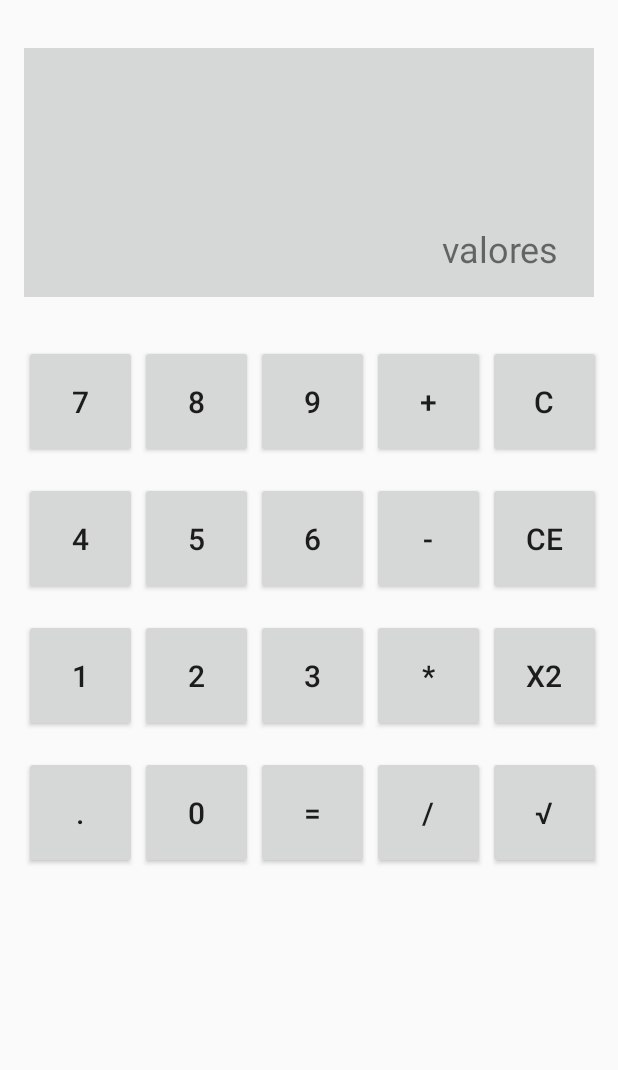
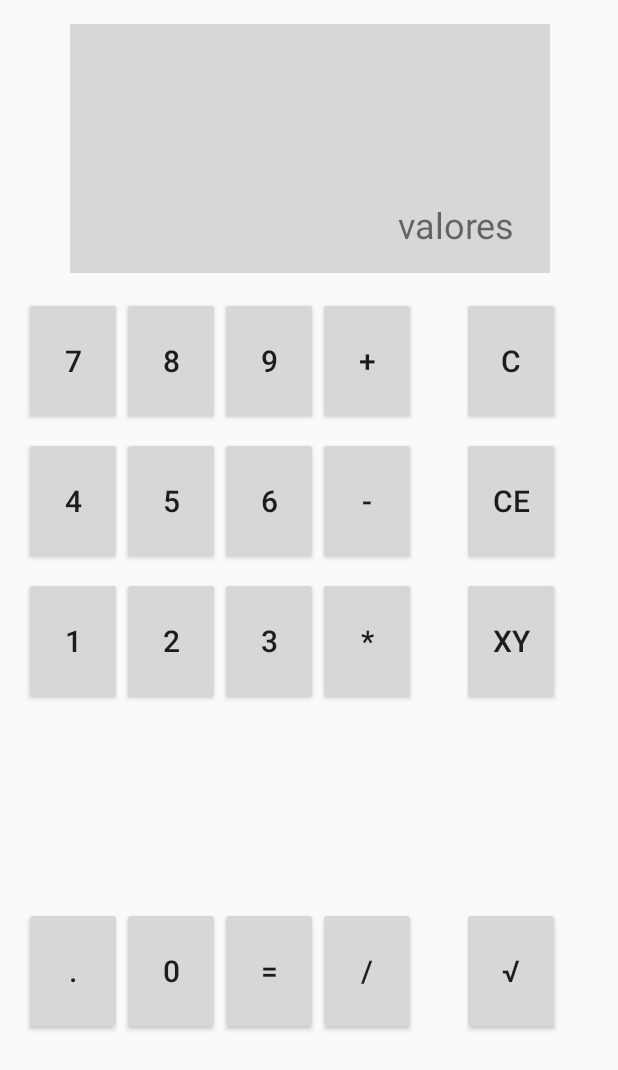
Before and after one commit to rafaelgibam/calculadoraok, an Android app: the layout activity_main.xml on its own in the app's theme, with its tools: preview values and no code run, on a phone screen of 412 x 824 dp. Shown: the top 1070 px of the screen. Run offline under Robolectric (Android 15) with nearby library versions, the phone set to English and light mode, and no system bars.

Commit message:
layout ok!

```diff
--- a/app/build.gradle
+++ b/app/build.gradle
@@ -24,7 +24,7 @@ android {
 
 dependencies {
     implementation fileTree(dir: 'libs', include: ['*.jar'])
-    implementation"org.jetbrains.kotlin:kotlin-stdlib-jre7:$kotlin_version"
+    implementation "org.jetbrains.kotlin:kotlin-stdlib-jre7:$kotlin_version"
     implementation 'com.android.support:appcompat-v7:26.1.0'
     implementation 'com.android.support.constraint:constraint-layout:1.0.2'
     testImplementation 'junit:junit:4.12'
--- a/app/src/main/AndroidManifest.xml
+++ b/app/src/main/AndroidManifest.xml
@@ -9,13 +9,17 @@
         android:roundIcon="@mipmap/ic_launcher_round"
         android:supportsRtl="true"
         android:theme="@style/AppTheme">
-        <activity android:name=".MainActivity" android:screenOrientation="portrait">
+        <activity
+            android:name=".ListActivity"
+            android:screenOrientation="portrait">
             <intent-filter>
                 <action android:name="android.intent.action.MAIN" />
 
                 <category android:name="android.intent.category.LAUNCHER" />
             </intent-filter>
         </activity>
+        <activity android:name=".MainActivity" />
+        <activity android:name=".ListSignos"></activity>
     </application>
 
 </manifest>
--- /dev/null
+++ b/app/src/main/java/br/com/desdev/calculadora/ListActivity.kt
@@ -0,0 +1,28 @@
+package br.com.desdev.calculadora
+
+import android.content.Intent
+import android.support.v7.app.AppCompatActivity
+import android.os.Bundle
+import android.widget.ArrayAdapter
+import android.widget.ListView
+import br.com.desdev.calculadora.R.id.list_view
+import kotlinx.android.synthetic.main.activity_list.*
+
+class ListActivity : AppCompatActivity() {
+
+    override fun onCreate(savedInstanceState: Bundle?) {
+        super.onCreate(savedInstanceState)
+        setContentView(R.layout.activity_list)
+        var menu = listOf("Calculadora", "Jogo Cara ou Coroa", "Sons dos Animais", "Lista dos Signos")
+
+            list_view.adapter = ArrayAdapter<String>(this,android.R.layout.simple_list_item_1, menu)
+
+
+        list_view.setOnItemClickListener { parent, view, position, id ->
+            if(position == 0){
+                var it = Intent(this, MainActivity::class.java)
+                startActivity(it)
+            }
+        }
+    }
+}
--- /dev/null
+++ b/app/src/main/res/layout/activity_list.xml
@@ -0,0 +1,15 @@
+<?xml version="1.0" encoding="utf-8"?>
+<android.support.constraint.ConstraintLayout xmlns:android="http://schemas.android.com/apk/res/android"
+    xmlns:app="http://schemas.android.com/apk/res-auto"
+    xmlns:tools="http://schemas.android.com/tools"
+    android:layout_width="match_parent"
+    android:layout_height="match_parent"
+    tools:context=".ListActivity">
+
+    <ListView
+        android:id="@+id/list_view"
+        android:layout_width="0dp"
+        android:layout_height="wrap_content"
+        tools:layout_editor_absoluteX="0dp"
+        tools:layout_editor_absoluteY="0dp" />
+</android.support.constraint.ConstraintLayout>
--- a/app/src/main/res/layout/activity_main.xml
+++ b/app/src/main/res/layout/activity_main.xml
@@ -13,11 +13,11 @@
 
         <android.support.v4.view.ViewPager
             android:id="@+id/viewPager"
-            android:layout_width="380dp"
+            android:layout_width="320dp"
             android:layout_height="166dp"
             android:layout_marginEnd="30dp"
             android:layout_marginStart="30dp"
-            android:layout_marginTop="32dp"
+            android:layout_marginTop="16dp"
             android:background="?attr/colorButtonNormal"
             app:layout_constraintEnd_toEndOf="parent"
             app:layout_constraintHorizontal_bias="0.517"
@@ -44,238 +44,240 @@
 
         <Button
             android:id="@+id/sete"
-            android:layout_width="75dp"
-            android:layout_height="75dp"
+            android:layout_width="65dp"
+            android:layout_height="85dp"
             android:layout_marginStart="16dp"
-            android:layout_marginTop="32dp"
+            android:layout_marginTop="16dp"
+            android:onClick="valores"
             android:text="7"
-            android:onClick="valores"
             android:textSize="20sp"
             app:layout_constraintStart_toStartOf="parent"
             app:layout_constraintTop_toBottomOf="@+id/viewPager" />
 
         <Button
             android:id="@+id/oito"
-            android:layout_width="75dp"
-            android:layout_height="75dp"
-            android:layout_marginStart="2dp"
-            android:layout_marginTop="32dp"
+            android:layout_width="65dp"
+            android:layout_height="85dp"
+            android:layout_marginTop="16dp"
+            android:onClick="valores"
             android:text="8"
-            android:onClick="valores"
             android:textSize="20sp"
             app:layout_constraintStart_toEndOf="@+id/sete"
             app:layout_constraintTop_toBottomOf="@+id/viewPager" />
 
         <Button
             android:id="@+id/nove"
-            android:layout_width="75dp"
-            android:layout_height="75dp"
-            android:layout_marginStart="2dp"
-            android:layout_marginTop="32dp"
+            android:layout_width="65dp"
+            android:layout_height="85dp"
+            android:layout_marginTop="16dp"
+            android:onClick="valores"
             android:text="9"
-            android:onClick="valores"
             android:textSize="20sp"
             app:layout_constraintStart_toEndOf="@+id/oito"
             app:layout_constraintTop_toBottomOf="@+id/viewPager" />
 
         <Button
             android:id="@+id/soma"
-            android:layout_width="75dp"
-            android:layout_height="75dp"
-            android:layout_marginStart="2dp"
-            android:layout_marginTop="32dp"
+            android:layout_width="65dp"
+            android:layout_height="85dp"
+            android:layout_marginTop="16dp"
+            android:onClick="valores"
             android:text="+"
-            android:onClick="valores"
             android:textSize="20sp"
             app:layout_constraintStart_toEndOf="@+id/nove"
             app:layout_constraintTop_toBottomOf="@+id/viewPager" />
 
         <Button
             android:id="@+id/limparc"
-            android:layout_width="75dp"
-            android:layout_height="75dp"
-            android:layout_marginStart="2dp"
-            android:layout_marginTop="32dp"
+            android:layout_width="65dp"
+            android:layout_height="85dp"
+            android:layout_marginEnd="8dp"
+            android:layout_marginTop="16dp"
             android:text="C"
             android:textSize="20sp"
+            app:layout_constraintEnd_toEndOf="parent"
             app:layout_constraintStart_toEndOf="@+id/soma"
             app:layout_constraintTop_toBottomOf="@+id/viewPager" />
 
         <Button
             android:id="@+id/quatro"
-            android:layout_width="75dp"
-            android:layout_height="75dp"
+            android:layout_width="65dp"
+            android:layout_height="85dp"
             android:layout_marginStart="16dp"
-            android:layout_marginTop="16dp"
+            android:layout_marginTop="8dp"
+            android:onClick="valores"
             android:text="4"
-            android:onClick="valores"
             android:textSize="20sp"
             app:layout_constraintStart_toStartOf="parent"
             app:layout_constraintTop_toBottomOf="@+id/nove" />
 
         <Button
             android:id="@+id/cinco"
-            android:layout_width="75dp"
-            android:layout_height="75dp"
-            android:layout_marginStart="2dp"
-            android:layout_marginTop="16dp"
+            android:layout_width="65dp"
+            android:layout_height="85dp"
+            android:layout_marginTop="8dp"
+            android:onClick="valores"
             android:text="5"
-            android:onClick="valores"
             android:textSize="20sp"
             app:layout_constraintStart_toEndOf="@+id/quatro"
             app:layout_constraintTop_toBottomOf="@+id/nove" />
 
         <Button
             android:id="@+id/seis"
-            android:layout_width="75dp"
-            android:layout_height="75dp"
-            android:layout_marginStart="2dp"
-            android:layout_marginTop="16dp"
+            android:layout_width="65dp"
+            android:layout_height="85dp"
+            android:layout_marginTop="8dp"
+            android:onClick="valores"
             android:text="6"
-            android:onClick="valores"
             android:textSize="20sp"
             app:layout_constraintStart_toEndOf="@+id/cinco"
             app:layout_constraintTop_toBottomOf="@+id/nove" />
 
         <Button
             android:id="@+id/menos"
-            android:layout_width="75dp"
-            android:layout_height="75dp"
-            android:layout_marginStart="2dp"
-            android:layout_marginTop="16dp"
+            android:layout_width="65dp"
+            android:layout_height="85dp"
+            android:layout_marginTop="8dp"
+            android:onClick="valores"
             android:text="-"
-            android:onClick="valores"
             android:textSize="20sp"
             app:layout_constraintStart_toEndOf="@+id/seis"
             app:layout_constraintTop_toBottomOf="@+id/nove" />
 
         <Button
             android:id="@+id/limparce"
-            android:layout_width="75dp"
-            android:layout_height="75dp"
-            android:layout_marginStart="2dp"
-            android:layout_marginTop="16dp"
+            android:layout_width="65dp"
+            android:layout_height="85dp"
+            android:layout_marginEnd="8dp"
+            android:layout_marginTop="8dp"
             android:text="CE"
             android:textSize="20sp"
+            app:layout_constraintEnd_toEndOf="parent"
             app:layout_constraintStart_toEndOf="@+id/menos"
             app:layout_constraintTop_toBottomOf="@+id/nove" />
 
         <Button
             android:id="@+id/um"
-            android:layout_width="75dp"
-            android:layout_height="75dp"
+            android:layout_width="65dp"
+            android:layout_height="85dp"
             android:layout_marginStart="16dp"
-            android:layout_marginTop="16dp"
+            android:layout_marginTop="8dp"
+            android:onClick="valores"
             android:text="1"
-            android:onClick="valores"
             android:textSize="20sp"
             app:layout_constraintStart_toStartOf="parent"
             app:layout_constraintTop_toBottomOf="@+id/seis" />
 
         <Button
             android:id="@+id/dois"
-            android:layout_width="75dp"
-            android:layout_height="75dp"
-            android:layout_marginStart="2dp"
-            android:layout_marginTop="16dp"
+            android:layout_width="65dp"
+            android:layout_height="85dp"
+            android:layout_marginTop="8dp"
+            android:onClick="valores"
             android:text="2"
-            android:onClick="valores"
             android:textSize="20sp"
             app:layout_constraintStart_toEndOf="@+id/um"
             app:layout_constraintTop_toBottomOf="@+id/seis" />
 
         <Button
             android:id="@+id/tres"
-            android:layout_width="75dp"
-            android:layout_height="75dp"
-            android:layout_marginStart="2dp"
-            android:layout_marginTop="16dp"
+            android:layout_width="65dp"
+            android:layout_height="85dp"
+            android:layout_marginTop="8dp"
+            android:onClick="valores"
             android:text="3"
-            android:onClick="valores"
             android:textSize="20sp"
             app:layout_constraintStart_toEndOf="@+id/dois"
             app:layout_constraintTop_toBottomOf="@+id/seis" />
 
         <Button
             android:id="@+id/vezes"
-            android:layout_width="75dp"
-            android:layout_height="75dp"
-            android:layout_marginStart="2dp"
-            android:layout_marginTop="16dp"
+            android:layout_width="65dp"
+            android:layout_height="85dp"
+            android:layout_marginTop="8dp"
+            android:onClick="valores"
             android:text="*"
-            android:onClick="valores"
             android:textSize="20sp"
             app:layout_constraintStart_toEndOf="@+id/tres"
             app:layout_constraintTop_toBottomOf="@+id/seis" />
 
         <Button
             android:id="@+id/potencia"
-            android:layout_width="75dp"
-            android:layout_height="75dp"
-            android:layout_marginStart="2dp"
-            android:layout_marginTop="16dp"
-            android:text="X2"
+            android:layout_width="65dp"
+            android:layout_height="85dp"
+            android:layout_marginEnd="8dp"
+            android:layout_marginTop="8dp"
             android:onClick="valores"
+            android:text="XY"
             android:textSize="20sp"
+            app:layout_constraintEnd_toEndOf="parent"
             app:layout_constraintStart_toEndOf="@+id/vezes"
             app:layout_constraintTop_toBottomOf="@+id/seis" />
 
         <Button
             android:id="@+id/ponto"
-            android:layout_width="75dp"
-            android:layout_height="75dp"
+            android:layout_width="65dp"
+            android:layout_height="85dp"
+            android:layout_marginBottom="8dp"
             android:layout_marginStart="16dp"
-            android:layout_marginTop="16dp"
+            android:layout_marginTop="8dp"
+            android:onClick="valores"
             android:text="."
-            android:onClick="valores"
             android:textSize="20sp"
+            app:layout_constraintBottom_toBottomOf="parent"
             app:layout_constraintStart_toStartOf="parent"
             app:layout_constraintTop_toBottomOf="@+id/tres" />
 
         <Button
             android:id="@+id/zero"
-            android:layout_width="75dp"
-            android:layout_height="75dp"
-            android:layout_marginStart="2dp"
-            android:layout_marginTop="16dp"
+            android:layout_width="65dp"
+            android:layout_height="85dp"
+            android:layout_marginBottom="8dp"
+            android:layout_marginTop="8dp"
+            android:onClick="valores"
             android:text="0"
-            android:onClick="valores"
             android:textSize="20sp"
+            app:layout_constraintBottom_toBottomOf="parent"
             app:layout_constraintStart_toEndOf="@+id/ponto"
             app:layout_constraintTop_toBottomOf="@+id/tres" />
 
         <Button
             android:id="@+id/igual"
-            android:layout_width="75dp"
-            android:layout_height="75dp"
-            android:layout_marginStart="2dp"
-            android:layout_marginTop="16dp"
+            android:layout_width="65dp"
+            android:layout_height="85dp"
+            android:layout_marginBottom="8dp"
+            android:layout_marginTop="8dp"
             android:text="="
             android:textSize="20sp"
+            app:layout_constraintBottom_toBottomOf="parent"
             app:layout_constraintStart_toEndOf="@+id/zero"
             app:layout_constraintTop_toBottomOf="@+id/tres" />
 
         <Button
             android:id="@+id/dividir"
-            android:layout_width="75dp"
-            android:layout_height="75dp"
-            android:layout_marginStart="2dp"
-            android:layout_marginTop="16dp"
+            android:layout_width="65dp"
+            android:layout_height="85dp"
+            android:layout_marginBottom="8dp"
+            android:layout_marginTop="8dp"
+            android:onClick="valores"
             android:text="/"
-            android:onClick="valores"
             android:textSize="20sp"
+            app:layout_constraintBottom_toBottomOf="parent"
             app:layout_constraintStart_toEndOf="@+id/igual"
             app:layout_constraintTop_toBottomOf="@+id/tres" />
 
         <Button
             android:id="@+id/raiz"
-            android:layout_width="75dp"
-            android:layout_height="75dp"
-            android:layout_marginStart="2dp"
-            android:layout_marginTop="16dp"
+            android:layout_width="65dp"
+            android:layout_height="85dp"
+            android:layout_marginBottom="8dp"
+            android:layout_marginEnd="8dp"
+            android:layout_marginTop="8dp"
+            android:onClick="valores"
             android:text="√"
-            android:onClick="valores"
             android:textSize="20sp"
+            app:layout_constraintBottom_toBottomOf="parent"
+            app:layout_constraintEnd_toEndOf="parent"
             app:layout_constraintStart_toEndOf="@+id/dividir"
             app:layout_constraintTop_toBottomOf="@+id/tres" />
 
--- a/app/src/main/res/values/colors.xml
+++ b/app/src/main/res/values/colors.xml
@@ -3,4 +3,6 @@
     <color name="colorPrimary">#3F51B5</color>
     <color name="colorPrimaryDark">#e5e5e5</color>
     <color name="colorAccent">#FF4081</color>
+    <color name="colorVerde">#84bd55</color>
+    <color name="colorAzulList">#6b9abc</color>
 </resources>
--- a/app/src/main/res/values/strings.xml
+++ b/app/src/main/res/values/strings.xml
@@ -2,7 +2,7 @@
     <string name="app_name">Calculadora</string>
     <string name="valores">valores</string>
     <string name="resultado">resultado</string>
-    <string name="Raiz" >Raiz</string>
+    <string name="Raiz">Raiz</string>
     <string name="igual">CALCULAR</string>
     <string name="subtrair">-</string>
     <string name="soma">+</string>
--- a/app/src/main/res/values/styles.xml
+++ b/app/src/main/res/values/styles.xml
@@ -1,7 +1,7 @@
 <resources>
 
     <!-- Base application theme. -->
-    <style name="AppTheme" parent="Theme.AppCompat.Light.DarkActionBar">
+    <style name="AppTheme" parent="Theme.AppCompat.Light.NoActionBar">
         <!-- Customize your theme here. -->
         <item name="colorPrimary">@color/colorPrimary</item>
         <item name="colorPrimaryDark">@color/colorPrimaryDark</item>
--- a/build.gradle
+++ b/build.gradle
@@ -7,7 +7,7 @@ buildscript {
         jcenter()
     }
     dependencies {
-        classpath 'com.android.tools.build:gradle:3.0.1'
+        classpath 'com.android.tools.build:gradle:3.1.2'
         classpath "org.jetbrains.kotlin:kotlin-gradle-plugin:$kotlin_version"
 
         // NOTE: Do not place your application dependencies here; they belong
```
Also changed, not shown: gradle/wrapper/gradle-wrapper.properties.
